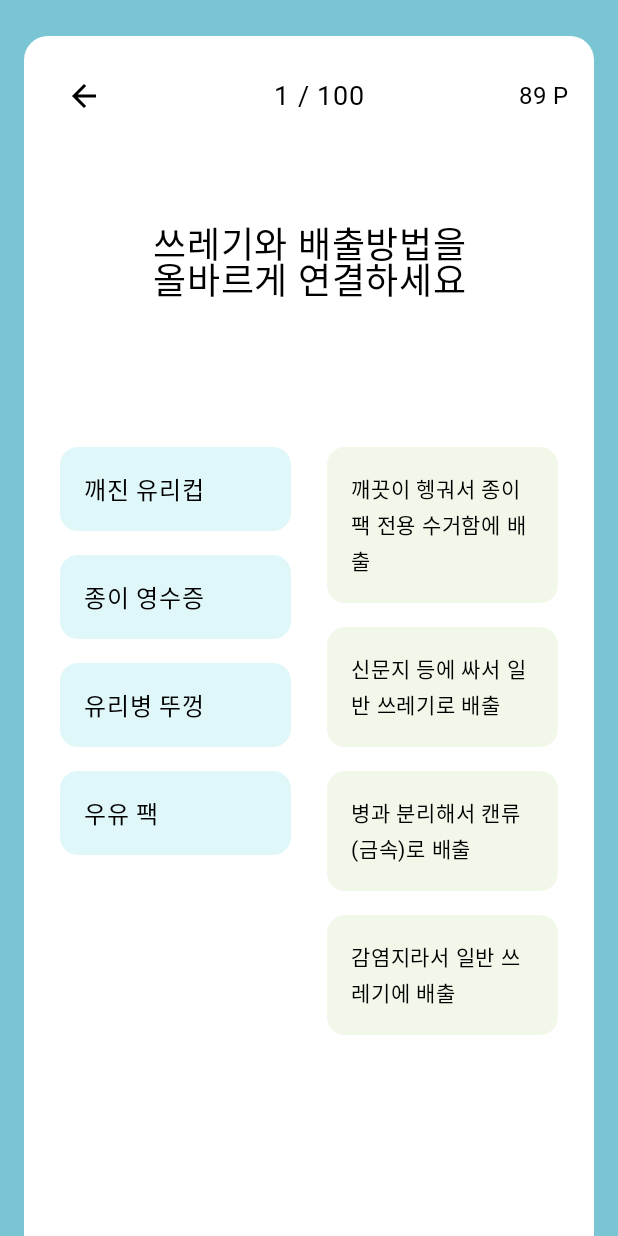
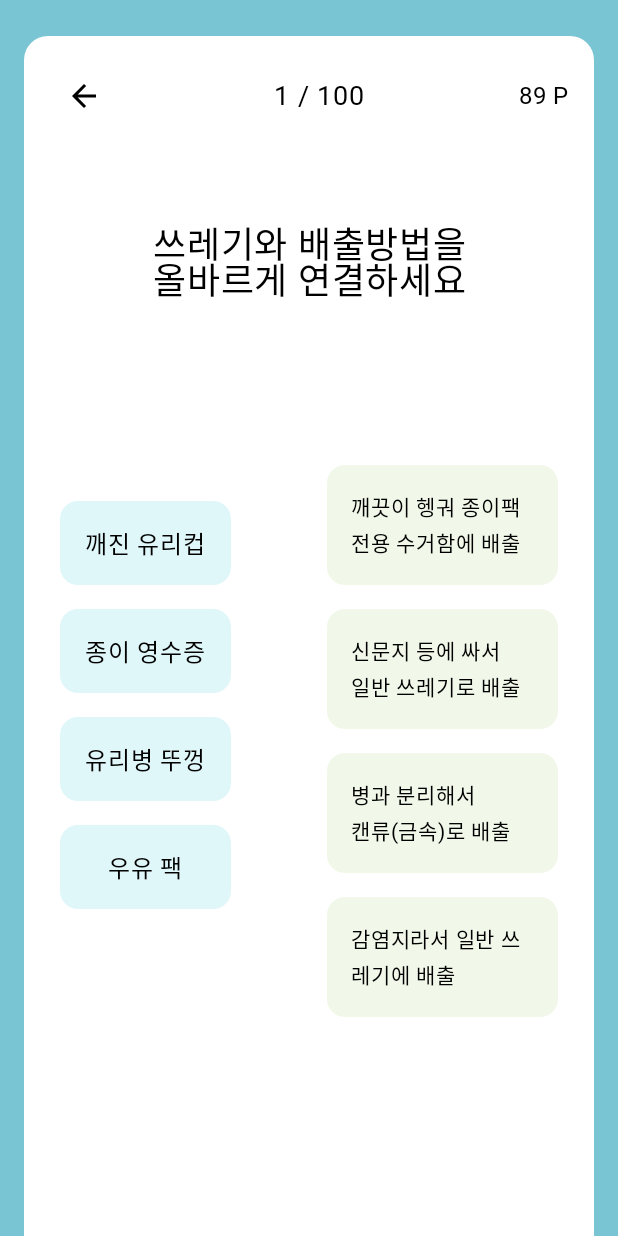
Before and after one commit to yena0310/Planet, an Android app built with Jetpack Compose: the screen it shows after launch (MainActivity), on a phone screen of 412 x 824 dp. Run offline under Robolectric (Android 15) with nearby library versions, the phone set to English and light mode, and no system bars; Roboto replaces fonts that are not available here.

Commit message:
퀴즈3 화면 수정

```diff
--- a/app/src/main/java/com/example/planet/MainActivity.kt
+++ b/app/src/main/java/com/example/planet/MainActivity.kt
@@ -868,7 +868,7 @@ fun Quiz1AnswerScreen() {
     }
 }
 
-@Preview(showBackground = true)
+//@Preview(showBackground = true)
 @Composable//-->퀴즈2 문제페이지
 fun Quiz2QuestionScreen() {
 
@@ -1049,9 +1049,9 @@ fun Quiz3QuestionScreen() {
 
     val questions = listOf("깨진 유리컵", "종이 영수증", "유리병 뚜껑", "우유 팩")
     val answers = listOf(
-        "깨끗이 헹궈서 종이팩 전용 수거함에 배출",
-        "신문지 등에 싸서 일반 쓰레기로 배출",
-        "병과 분리해서 캔류(금속)로 배출",
+        "깨끗이 헹궈 종이팩\n전용 수거함에 배출",
+        "신문지 등에 싸서\n일반 쓰레기로 배출",
+        "병과 분리해서\n캔류(금속)로 배출",
         "감염지라서 일반 쓰레기에 배출"
     )
     val correctMap = mapOf(
@@ -1131,7 +1131,11 @@ fun Quiz3QuestionScreen() {
                     .align(Alignment.Center)
             ) {
                 // 문제 항목
-                Column(Modifier.weight(1f)) {
+                Column(
+                    modifier=Modifier
+                    .weight(1f)
+                    .padding(top = 24.dp)
+                ) {
                     questions.forEach { question ->
                         val isSelected = selectedQuestion == question
                         val isWrong = wrongPairs.any { it.first == question }
@@ -1142,12 +1146,13 @@ fun Quiz3QuestionScreen() {
 
                         Box(
                             modifier = Modifier
-                                .fillMaxWidth()
+                                .width(130.dp)
                                 .padding(8.dp)
                                 .clip(RoundedCornerShape(12.dp))
                                 .background(bgColor)
                                 .clickable { selectedQuestion = question }
-                                .padding(16.dp)
+                                .padding(16.dp),
+                            contentAlignment = Alignment.Center // ✅ 가운데 정렬
                         ) {
                             Text(question, fontSize = 16.sp, fontFamily = pretendardsemibold)
                         }
```
